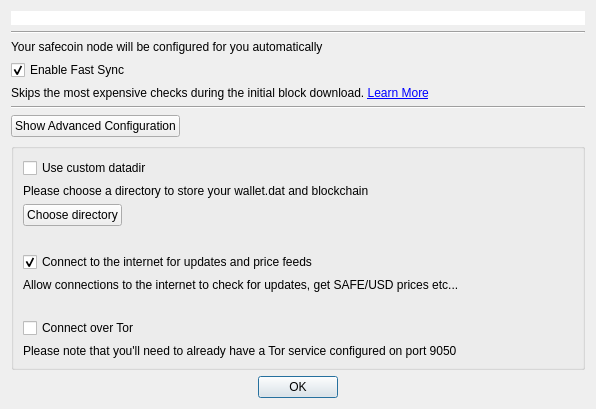
OleksandrBlack/safewallet-lite, file src/createsafecoinconfdialog.ui: the form before one commit.
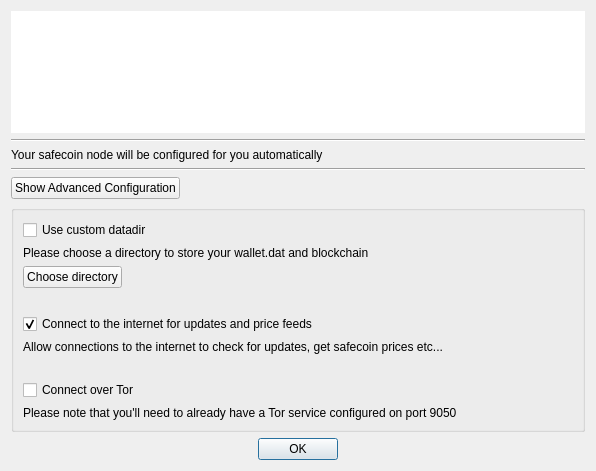
The form after the commit. Custom widgets are drawn as their Qt base class.

Diff of the .ui file:
```diff
--- a/src/createsafecoinconfdialog.ui
+++ b/src/createsafecoinconfdialog.ui
@@ -7,34 +7,14 @@
     <x>0</x>
     <y>0</y>
     <width>596</width>
-    <height>352</height>
+    <height>471</height>
    </rect>
   </property>
   <property name="windowTitle">
    <string>Configure safecoin.conf</string>
   </property>
   <layout class="QGridLayout" name="gridLayout">
-   <item row="2" column="1">
-    <widget class="QLabel" name="label">
-     <property name="text">
-      <string>Your safecoin node will be configured for you automatically</string>
-     </property>
-     <property name="alignment">
-      <set>Qt::AlignLeading|Qt::AlignLeft|Qt::AlignVCenter</set>
-     </property>
-    </widget>
-   </item>
-   <item row="3" column="1">
-    <widget class="QCheckBox" name="chkFastSync">
-     <property name="text">
-      <string>Enable Fast Sync</string>
-     </property>
-     <property name="checked">
-      <bool>true</bool>
-     </property>
-    </widget>
-   </item>
-   <item row="6" column="1">
+   <item row="4" column="1">
     <layout class="QHBoxLayout" name="horizontalLayout_3">
      <item>
       <widget class="QPushButton" name="btnAdvancedConfig">
@@ -61,39 +41,7 @@
      </item>
     </layout>
    </item>
-   <item row="0" column="1">
-    <widget class="FilledIconLabel" name="lblTopIcon">
-     <property name="sizePolicy">
-      <sizepolicy hsizetype="Preferred" vsizetype="MinimumExpanding">
-       <horstretch>0</horstretch>
-       <verstretch>0</verstretch>
-      </sizepolicy>
-     </property>
-     <property name="styleSheet">
-      <string notr="true">background: #fff;</string>
-     </property>
-     <property name="text">
-      <string notr="true"/>
-     </property>
-     <property name="scaledContents">
-      <bool>true</bool>
-     </property>
-    </widget>
-   </item>
-   <item row="9" column="1">
-    <widget class="QDialogButtonBox" name="buttonBox">
-     <property name="orientation">
-      <enum>Qt::Horizontal</enum>
-     </property>
-     <property name="standardButtons">
-      <set>QDialogButtonBox::Ok</set>
-     </property>
-     <property name="centerButtons">
-      <bool>true</bool>
-     </property>
-    </widget>
-   </item>
-   <item row="7" column="1">
+   <item row="5" column="1">
     <widget class="QGroupBox" name="grpAdvanced">
      <property name="title">
       <string/>
@@ -109,7 +57,7 @@
       <item row="5" column="0">
        <widget class="QLabel" name="label_6">
         <property name="text">
-         <string>Allow connections to the internet to check for updates, get SAFE/USD prices etc...</string>
+         <string>Allow connections to the internet to check for updates, get safecoin prices etc...</string>
         </property>
        </widget>
       </item>
@@ -192,6 +140,55 @@
      </layout>
     </widget>
    </item>
+   <item row="2" column="1">
+    <widget class="QLabel" name="label">
+     <property name="text">
+      <string>Your safecoin node will be configured for you automatically</string>
+     </property>
+     <property name="alignment">
+      <set>Qt::AlignLeading|Qt::AlignLeft|Qt::AlignVCenter</set>
+     </property>
+    </widget>
+   </item>
+   <item row="3" column="1">
+    <widget class="Line" name="line_2">
+     <property name="orientation">
+      <enum>Qt::Horizontal</enum>
+     </property>
+    </widget>
+   </item>
+   <item row="0" column="1">
+    <widget class="FilledIconLabel" name="lblTopIcon">
+     <property name="sizePolicy">
+      <sizepolicy hsizetype="Preferred" vsizetype="MinimumExpanding">
+       <horstretch>0</horstretch>
+       <verstretch>0</verstretch>
+      </sizepolicy>
+     </property>
+     <property name="styleSheet">
+      <string notr="true">background: #fff;</string>
+     </property>
+     <property name="text">
+      <string notr="true"/>
+     </property>
+     <property name="scaledContents">
+      <bool>true</bool>
+     </property>
+    </widget>
+   </item>
+   <item row="7" column="1">
+    <widget class="QDialogButtonBox" name="buttonBox">
+     <property name="orientation">
+      <enum>Qt::Horizontal</enum>
+     </property>
+     <property name="standardButtons">
+      <set>QDialogButtonBox::Ok</set>
+     </property>
+     <property name="centerButtons">
+      <bool>true</bool>
+     </property>
+    </widget>
+   </item>
    <item row="1" column="1">
     <widget class="Line" name="line">
      <property name="orientation">
@@ -199,32 +196,6 @@
      </property>
     </widget>
    </item>
-   <item row="4" column="1">
-    <widget class="QLabel" name="label_3">
-     <property name="text">
-      <string>&lt;html&gt;&lt;head/&gt;&lt;body&gt;&lt;p&gt;Skips the most expensive checks during the initial block download. &lt;a href=&quot;https://docs.safewallet.co/using-safewallet/#fastsync&quot;&gt;&lt;span style=&quot; text-decoration: underline; color:#0000ff;&quot;&gt;Learn More&lt;/span&gt;&lt;/a&gt;&lt;/p&gt;&lt;/body&gt;&lt;/html&gt;</string>
-     </property>
-     <property name="textFormat">
-      <enum>Qt::RichText</enum>
-     </property>
-     <property name="wordWrap">
-      <bool>true</bool>
-     </property>
-     <property name="openExternalLinks">
-      <bool>true</bool>
-     </property>
-     <property name="textInteractionFlags">
-      <set>Qt::LinksAccessibleByKeyboard|Qt::LinksAccessibleByMouse</set>
-     </property>
-    </widget>
-   </item>
-   <item row="5" column="1">
-    <widget class="Line" name="line_2">
-     <property name="orientation">
-      <enum>Qt::Horizontal</enum>
-     </property>
-    </widget>
-   </item>
   </layout>
  </widget>
  <customwidgets>
```
Left out of the diff: 8 changed lines with no effect on the pictures.
